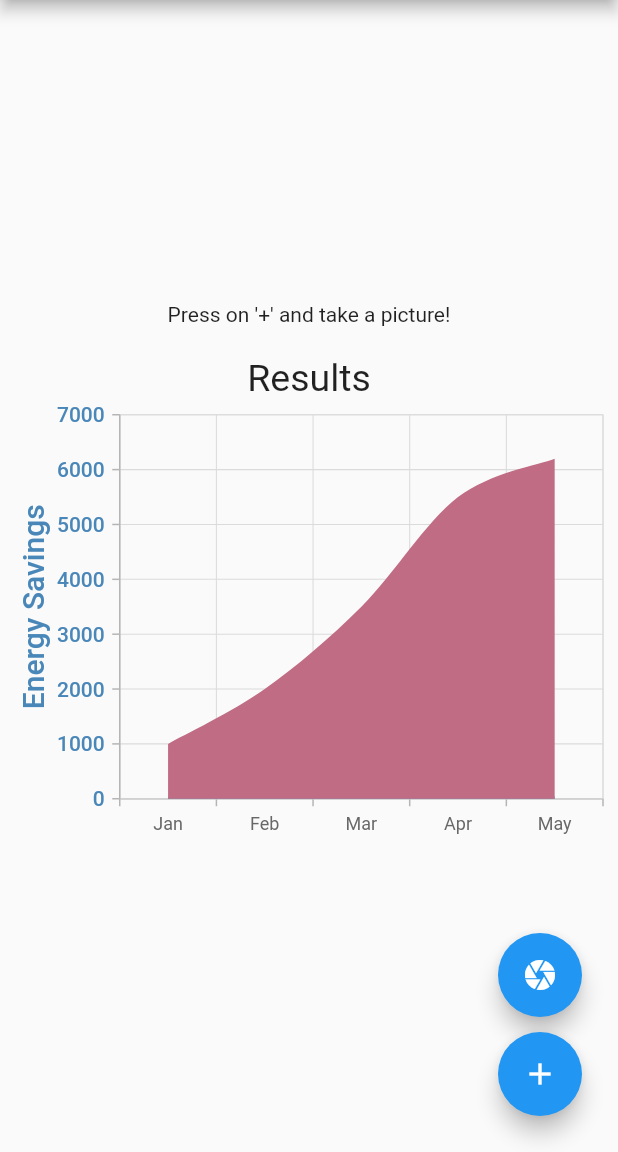
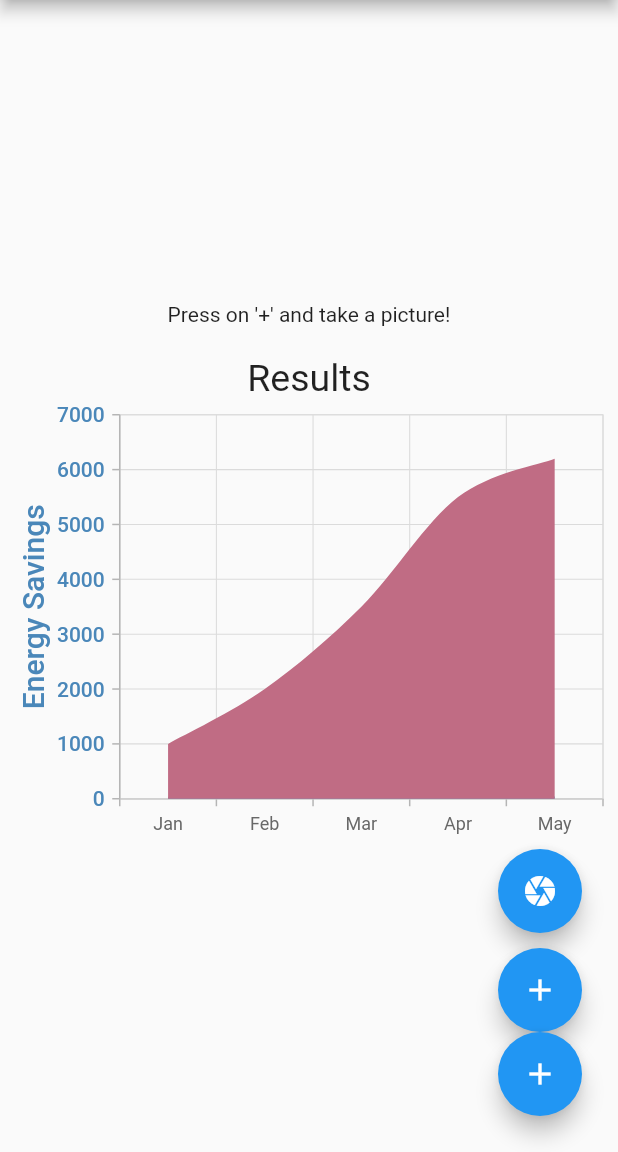
Before and after one commit to drcoconutphd/bushier2, a Flutter app: the screen it shows after launch, after a tap on "Enter App", on a phone screen of 412 x 824 dp, the part 84-1236 px from its top. Run offline on Flutter 3.47's test engine with Material 2 defaults, Android fonts, the phone set to English and light mode, and no system bars; our stand-ins replace camera, firebase_core, firebase_database, geolocator, syncfusion_flutter_charts; accounts and stored records are empty.

Commit message:
Nasadata: add button to test get nasadata

```diff
--- a/lib/views/ChartWidget.dart
+++ b/lib/views/ChartWidget.dart
@@ -6,6 +6,12 @@ import '../models/ChartModel.dart';
 class ChartWidget extends StatefulWidget {
   @override
   State<ChartWidget> createState() => _ChartWidgetState();
+
+  ChartModel chartModel = ChartModel();
+
+  void calculate() {
+    chartModel.calculate();
+  }
 }
 
 class _ChartWidgetState extends State<ChartWidget> {
@@ -14,12 +20,15 @@ class _ChartWidgetState extends State<ChartWidget> {
   static const String COLOR_COST = 'cost';
   static const String COLOR_ENERGY = 'energy';
 
-  ChartModel chartModel = ChartModel();
-
   @override
   void initState() {
     super.initState();
-    chartModel.spoof();
+    widget.chartModel.spoof();
+    widget.chartModel.addListener(onModelChange);
+  }
+
+  void onModelChange() {
+    setState(() {});
   }
 
   TextStyle getChartTextStyle(String textType, String dataType) {
@@ -57,13 +66,13 @@ class _ChartWidgetState extends State<ChartWidget> {
         SplineAreaSeries<ChartData, String>(
             xAxisName: "Month",
             yAxisName: "Energy Savings",
-            dataSource: chartModel.energyData,
+            dataSource: widget.chartModel.energyData,
             xValueMapper: (ChartData data, _) => data.x,
             yValueMapper: (ChartData data, _) => data.y),
         SplineAreaSeries<ChartData, String>(
             xAxisName: "Month",
             yAxisName: "yAxis",
-            dataSource: chartModel.savingsData,
+            dataSource: widget.chartModel.savingsData,
             xValueMapper: (ChartData data, _) => data.x,
             yValueMapper: (ChartData data, _) => data.y2),
       ],
--- a/lib/views/HomeView.dart
+++ b/lib/views/HomeView.dart
@@ -26,6 +26,7 @@ class HomeView extends StatefulWidget {
 
 class _HomeViewState extends State<HomeView> {
   DAO dao = DAO();
+  ChartWidget chartWidget = ChartWidget();
 
   Widget takePictureButton() {
     return FloatingActionButton(
@@ -55,6 +56,15 @@ class _HomeViewState extends State<HomeView> {
     );
   }
 
+  Widget calculateTestButton() {
+    return FloatingActionButton(
+      onPressed: () async {
+        chartWidget.calculate();
+      },
+      child: const Icon(Icons.add),
+    );
+  }
+
   @override
   Widget build(BuildContext context) {
     return Scaffold(
@@ -71,7 +81,7 @@ class _HomeViewState extends State<HomeView> {
             const Padding(
               padding: EdgeInsets.fromLTRB(50, 10, 50, 10),
             ),
-            ChartWidget()
+            chartWidget
           ],
         ),
       ),
@@ -82,7 +92,8 @@ class _HomeViewState extends State<HomeView> {
           children: <Widget>[
             takePictureButton(),
             const SizedBox(height: 10),
-            dbTestButton()
+            dbTestButton(),
+            calculateTestButton()
           ],
         ),
       )
```
